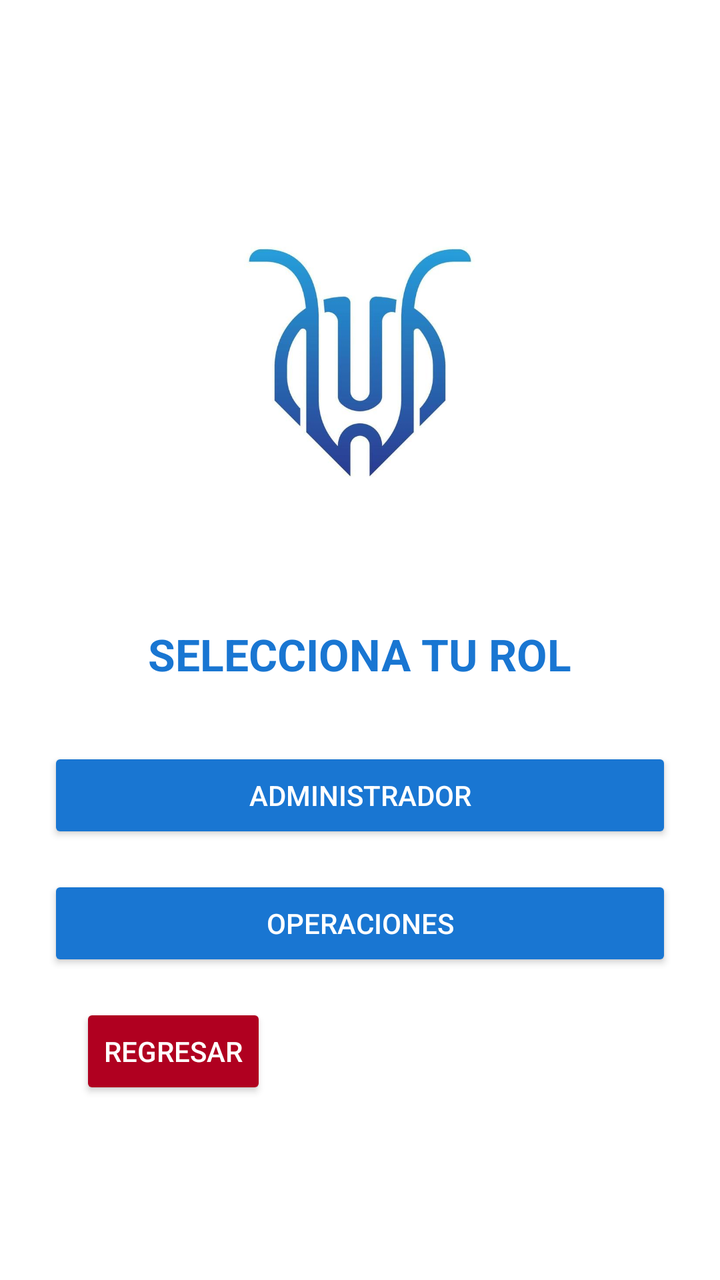
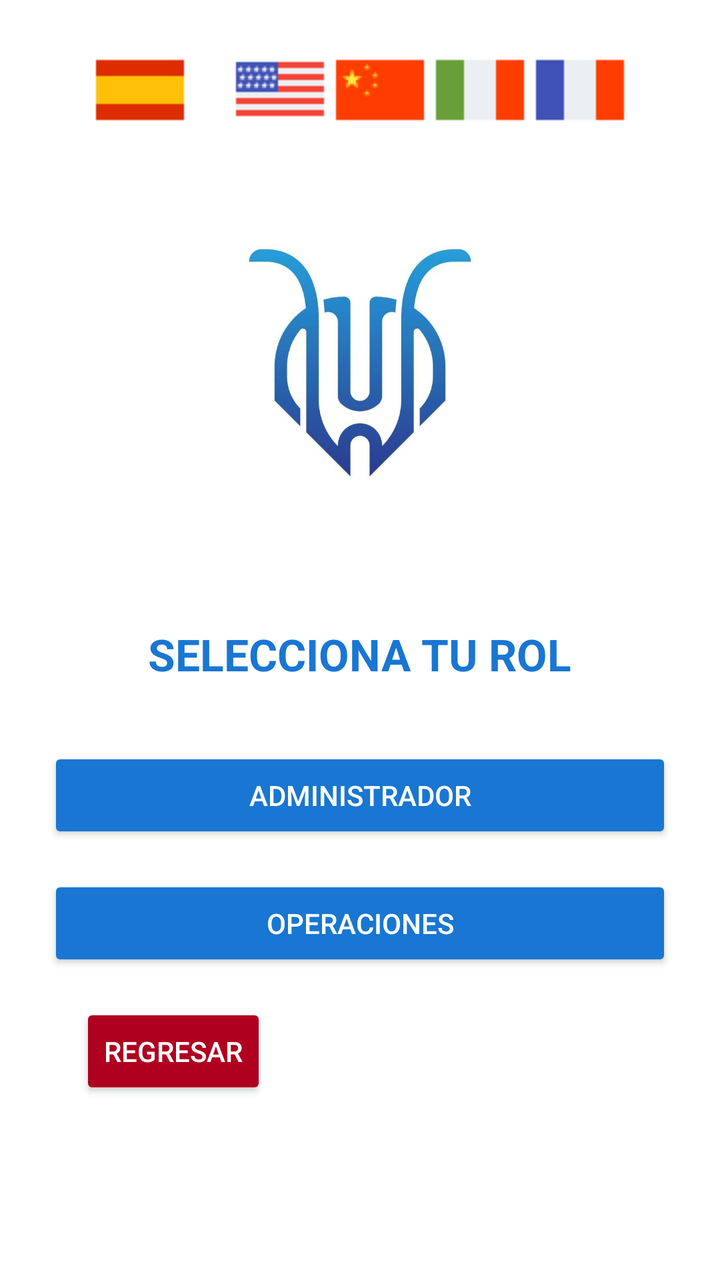

The first picture is an Android layout as it rendered before a commit; the second is the same layout after the commit. The layout source and the unified diff follow.
<!-- AndroidManifest.xml: application theme Theme.AppCompat.Light.NoActionBar -->
<!-- res/layout/activity_selector_rol.xml -->
<?xml version="1.0" encoding="utf-8"?>
<FrameLayout xmlns:android="http://schemas.android.com/apk/res/android"
    android:layout_width="match_parent"
    android:layout_height="match_parent">

    <LinearLayout
        android:layout_width="match_parent"
        android:layout_height="match_parent"
        android:background="#FFFFFF"
        android:gravity="center"
        android:orientation="vertical"
        android:padding="24dp">

        <ImageView
            android:layout_width="218dp"
            android:layout_height="214dp"
            android:layout_marginBottom="24dp"
            android:src="@drawable/logo_horm" />

        <TextView
            android:layout_width="wrap_content"
            android:layout_height="wrap_content"
            android:layout_marginBottom="32dp"
            android:text="SELECCIONA TU ROL"
            android:textColor="#1976D2"
            android:textSize="22sp"
            android:textStyle="bold" />

        <Button
            android:id="@+id/btnAdmin"
            android:layout_width="match_parent"
            android:layout_height="wrap_content"
            android:layout_marginBottom="16dp"
            android:backgroundTint="#1976D2"
            android:text="ADMINISTRADOR"
            android:textColor="#FFFFFF" />

        <Button
            android:id="@+id/btnOperario"
            android:layout_width="match_parent"
            android:layout_height="wrap_content"
            android:backgroundTint="#1976D2"
            android:text="OPERACIONES"
            android:textColor="#FFFFFF" />

        <Button
            android:id="@+id/btnReturn"
            android:layout_width="wrap_content"
            android:layout_height="wrap_content"
            android:layout_gravity="top|start"
            android:layout_margin="16dp"
            android:backgroundTint="@color/design_default_color_error"
            android:text="REGRESAR"
            android:textColor="#FFFFFF" />
    </LinearLayout>

</FrameLayout>
<!-- resources referenced by this layout -->
<resources>
  <!-- drawable logo_horm: jpg bitmap (drawable, 24705 bytes) -->
</resources>

<!-- the commit's change to res/layout/activity_selector_rol.xml (unified diff, before → after) -->
@@ -21,7 +21,7 @@
             android:layout_width="wrap_content"
             android:layout_height="wrap_content"
             android:layout_marginBottom="32dp"
-            android:text="SELECCIONA TU ROL"
+            android:text="@string/selecciona_rol"
             android:textColor="#1976D2"
             android:textSize="22sp"
             android:textStyle="bold" />
@@ -32,7 +32,7 @@
             android:layout_height="wrap_content"
             android:layout_marginBottom="16dp"
             android:backgroundTint="#1976D2"
-            android:text="ADMINISTRADOR"
+            android:text="@string/administrador"
             android:textColor="#FFFFFF" />
 
         <Button
@@ -40,7 +40,7 @@
             android:layout_width="match_parent"
             android:layout_height="wrap_content"
             android:backgroundTint="#1976D2"
-            android:text="OPERACIONES"
+            android:text="@string/operaciones"
             android:textColor="#FFFFFF" />
 
         <Button
@@ -50,8 +50,58 @@
             android:layout_gravity="top|start"
             android:layout_margin="16dp"
             android:backgroundTint="@color/design_default_color_error"
-            android:text="REGRESAR"
+            android:text="@string/regresar"
             android:textColor="#FFFFFF" />
+    </LinearLayout>
+    
+    <LinearLayout
+        android:layout_width="wrap_content"
+        android:layout_height="wrap_content"
+        android:orientation="horizontal"
+        android:layout_gravity="center_horizontal"
+        android:layout_marginTop="20dp"
+        android:layout_marginBottom="10dp">
+
+        <ImageButton
+            android:id="@+id/btnEs"
+            android:layout_width="50dp"
+            android:layout_height="50dp"
+            android:src="@drawable/es"
+            android:background="@android:color/transparent"
+            android:scaleType="centerInside"
+            android:layout_marginEnd="20dp"/>
+
+        <ImageButton
+            android:id="@+id/btnEn"
+            android:layout_width="50dp"
+            android:layout_height="50dp"
+            android:src="@drawable/en"
+            android:background="@android:color/transparent"
+            android:scaleType="centerInside"/>
+
+        <ImageButton
+            android:id="@+id/btnZh"
+            android:layout_width="50dp"
+            android:layout_height="50dp"
+            android:src="@drawable/zh"
+            android:background="@android:color/transparent"
+            android:scaleType="centerInside"/>
+
+        <ImageButton
+            android:id="@+id/btnIt"
+            android:layout_width="50dp"
+            android:layout_height="50dp"
+            android:src="@drawable/it"
+            android:background="@android:color/transparent"
+            android:scaleType="centerInside"/>
+
+        <ImageButton
+            android:id="@+id/btnFr"
+            android:layout_width="50dp"
+            android:layout_height="50dp"
+            android:src="@drawable/fr"
+            android:background="@android:color/transparent"
+            android:scaleType="centerInside"/>
     </LinearLayout>
 
 </FrameLayout>
<!-- resource entries referenced after the edit -->
@@ -1,5 +1,14 @@
 <!-- resources referenced by this layout -->
 <resources>
+  <!-- drawable en: png bitmap (drawable, 327 bytes) -->
+  <!-- drawable es: png bitmap (drawable, 182 bytes) -->
+  <!-- drawable fr: png bitmap (drawable, 169 bytes) -->
+  <!-- drawable it: png bitmap (drawable, 169 bytes) -->
   <!-- drawable logo_horm: jpg bitmap (drawable, 24705 bytes) -->
+  <!-- drawable zh: png bitmap (drawable, 391 bytes) -->
+  <string name="administrador">ADMINISTRADOR</string>
+  <string name="operaciones">OPERACIONES</string>
+  <string name="regresar">REGRESAR</string>
+  <string name="selecciona_rol">SELECCIONA TU ROL</string>
 </resources>
 
